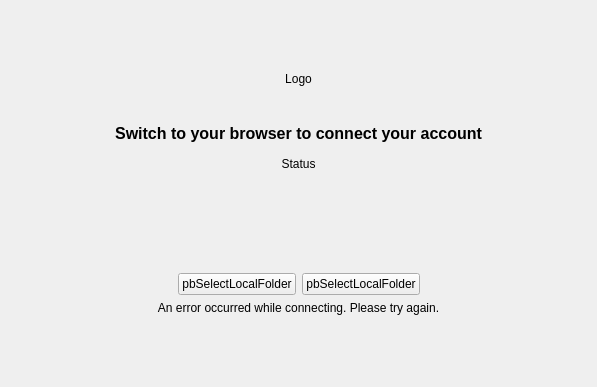
Above: src/gui/wizard/flow2authwidget.ui from nextmcloud/desktop before the change. Below: the same form after it.
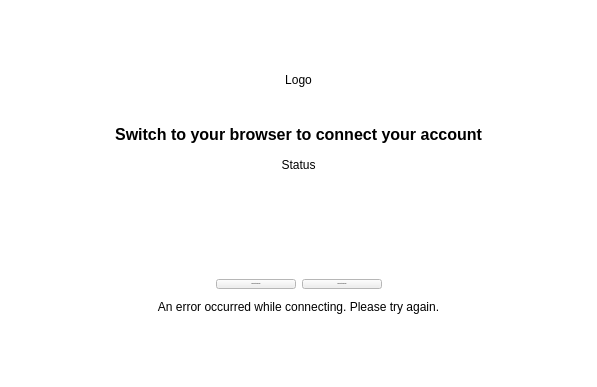
That is the form after the change.

Patch:
```diff
--- a/src/gui/wizard/flow2authwidget.ui
+++ b/src/gui/wizard/flow2authwidget.ui
@@ -22,6 +22,70 @@
     <height>280</height>
    </size>
   </property>
+  <property name="palette">
+   <palette>
+    <active>
+     <colorrole role="Base">
+      <brush brushstyle="SolidPattern">
+       <color alpha="255">
+        <red>255</red>
+        <green>255</green>
+        <blue>255</blue>
+       </color>
+      </brush>
+     </colorrole>
+     <colorrole role="Window">
+      <brush brushstyle="SolidPattern">
+       <color alpha="255">
+        <red>255</red>
+        <green>255</green>
+        <blue>255</blue>
+       </color>
+      </brush>
+     </colorrole>
+    </active>
+    <inactive>
+     <colorrole role="Base">
+      <brush brushstyle="SolidPattern">
+       <color alpha="255">
+        <red>255</red>
+        <green>255</green>
+        <blue>255</blue>
+       </color>
+      </brush>
+     </colorrole>
+     <colorrole role="Window">
+      <brush brushstyle="SolidPattern">
+       <color alpha="255">
+        <red>255</red>
+        <green>255</green>
+        <blue>255</blue>
+       </color>
+      </brush>
+     </colorrole>
+    </inactive>
+    <disabled>
+     <colorrole role="Base">
+      <brush brushstyle="SolidPattern">
+       <color alpha="255">
+        <red>255</red>
+        <green>255</green>
+        <blue>255</blue>
+       </color>
+      </brush>
+     </colorrole>
+     <colorrole role="Window">
+      <brush brushstyle="SolidPattern">
+       <color alpha="255">
+        <red>255</red>
+        <green>255</green>
+        <blue>255</blue>
+       </color>
+      </brush>
+     </colorrole>
+    </disabled>
+   </palette>
+  </property>
   <property name="windowTitle">
    <string>Browser Authentication</string>
   </property>
@@ -174,9 +238,15 @@
            <property name="font">
             <font>
              <family>Segoe UI</family>
-             <pointsize>9</pointsize>
+             <pointsize>-1</pointsize>
+             <weight>50</weight>
+             <italic>false</italic>
+             <bold>false</bold>
             </font>
            </property>
+           <property name="styleSheet">
+            <string notr="true">font: 14px &quot;Segoe UI&quot;;</string>
+           </property>
            <property name="text">
             <string notr="true">pbSelectLocalFolder</string>
            </property>
@@ -199,9 +269,15 @@
            <property name="font">
             <font>
              <family>Segoe UI</family>
-             <pointsize>9</pointsize>
+             <pointsize>-1</pointsize>
+             <weight>50</weight>
+             <italic>false</italic>
+             <bold>false</bold>
             </font>
            </property>
+           <property name="styleSheet">
+            <string notr="true">font: 14px &quot;Segoe UI&quot;;</string>
+           </property>
            <property name="text">
             <string notr="true">pbSelectLocalFolder</string>
            </property>
```
